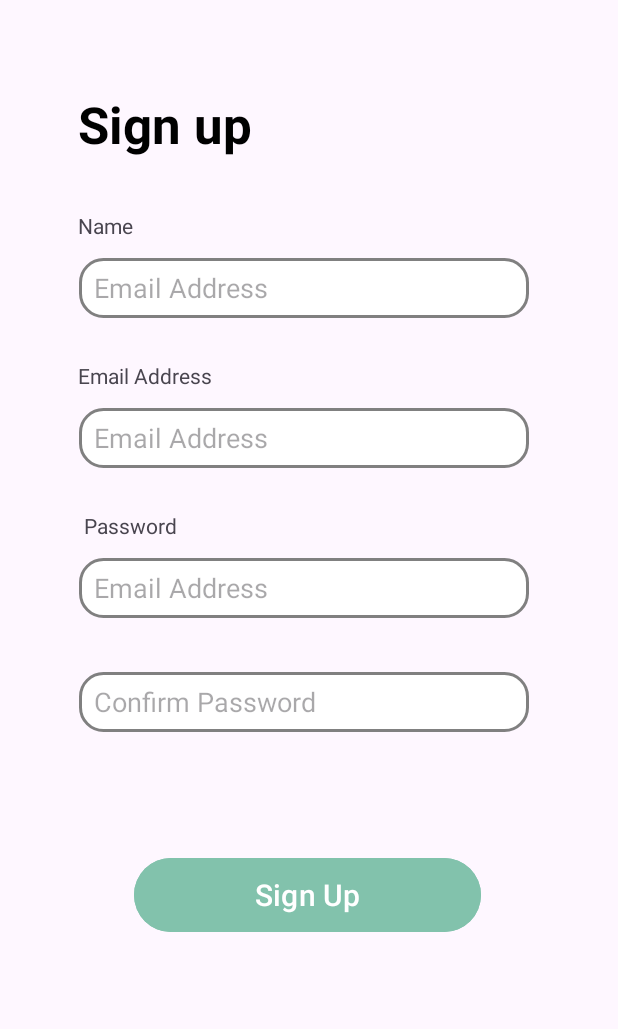
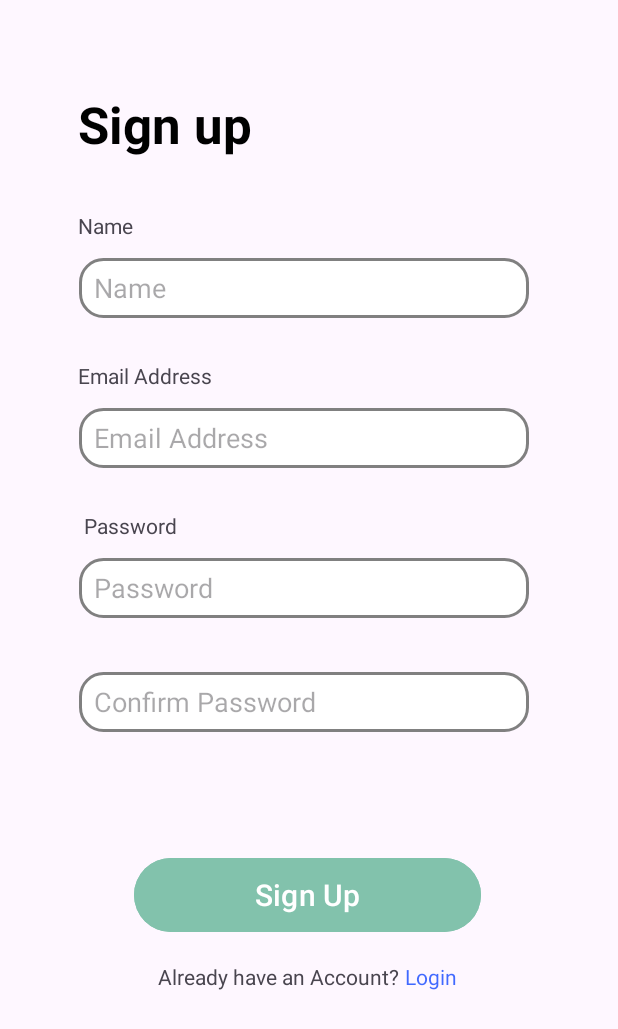
Before and after one commit to QuirosLuigi/FlushCurrentDev, an Android app: the RegisterActivity screen opened directly, with no data from a screen before it, on a phone screen of 412 x 824 dp. Shown: the top 1029 px of the screen. Run offline under Robolectric (Android 15) with nearby library versions, the phone set to English and light mode, and no system bars; our stand-ins replace Firebase (no records; nobody signed in at launch, a user with empty details on screens opened directly).

Commit message:
Login and Register Backend Finished

```diff
--- a/app/src/main/java/com/quiros/flush/RegisterActivity.kt
+++ b/app/src/main/java/com/quiros/flush/RegisterActivity.kt
@@ -1,11 +1,75 @@
 package com.quiros.flush
 
+import android.content.ContentValues.TAG
+import android.content.Intent
 import androidx.appcompat.app.AppCompatActivity
 import android.os.Bundle
+import android.util.Log
+import android.widget.Button
+import android.widget.EditText
+import android.widget.TextView
+import android.widget.Toast
+import com.google.firebase.auth.FirebaseAuth
+import com.google.firebase.auth.ktx.auth
+import com.google.firebase.ktx.Firebase
 
 class RegisterActivity : AppCompatActivity() {
+
+
+    private lateinit var emailEditText: EditText
+    private lateinit var passwordEditText: EditText
+    private lateinit var cpasswordEditText: EditText
+    private lateinit var signupButton: Button
+    private lateinit var auth: FirebaseAuth
+    private lateinit var loginbutton : TextView
     override fun onCreate(savedInstanceState: Bundle?) {
         super.onCreate(savedInstanceState)
         setContentView(R.layout.activity_register)
+        auth = Firebase.auth
+        emailEditText = findViewById(R.id.EmailET)
+        passwordEditText = findViewById(R.id.PasswordET)
+        cpasswordEditText = findViewById(R.id.CPasswordET)
+        signupButton = findViewById(R.id.signup_btn)
+        loginbutton = findViewById(R.id.Login2TV)
+
+        signupButton.setOnClickListener {
+            Log.i("meow","tanginamu")
+            Log.i("meow", passwordEditText.text.toString())
+            Log.i("meow", cpasswordEditText.text.toString())
+            if(passwordEditText.text.toString() == cpasswordEditText.text.toString()){
+                auth.createUserWithEmailAndPassword(emailEditText.text.toString(),passwordEditText.text.toString())
+                    .addOnCompleteListener(this) { task ->
+                        if (task.isSuccessful) {
+                            // Sign in success, update UI with the signed-in user's information
+                            Log.d(TAG, "createUserWithEmail:success")
+                            val intent = Intent(this, LoginActivity::class.java)
+                            startActivity(intent)
+                            finish() // Close the LoginActivity
+                        } else {
+                            // If sign in fails, display a message to the user.
+                            Log.w(TAG, "createUserWithEmail:failure", task.exception)
+                            Toast.makeText(
+                                baseContext,
+                                "Authentication failed.",
+                                Toast.LENGTH_SHORT,
+                            ).show()
+                        }
+                    }
+            }
+            else
+                Toast.makeText(
+                    baseContext,
+                    "Password and Confirm Password Doesn't Match",
+                    Toast.LENGTH_SHORT,
+                ).show()
+        }
+        loginbutton.setOnClickListener {
+            val intent = Intent(this, LoginActivity::class.java)
+            startActivity(intent)
+            finish() // Close the LoginActivity
+        }
+
+
+
     }
 }
--- a/app/src/main/res/layout/activity_register.xml
+++ b/app/src/main/res/layout/activity_register.xml
@@ -39,8 +39,8 @@
         android:layout_marginTop="60dp"
         android:background="@drawable/textboxrectange"
         android:ems="10"
-        android:hint="Email Address"
-        android:inputType="textEmailAddress"
+        android:hint="Password"
+        android:inputType="textPassword"
         android:paddingStart="10dp"
         app:layout_constraintEnd_toEndOf="parent"
         app:layout_constraintHorizontal_bias="0.468"
@@ -56,7 +56,7 @@
         android:background="@drawable/textboxrectange"
         android:ems="10"
         android:hint="Confirm Password"
-        android:inputType="textEmailAddress"
+        android:inputType="textPassword"
         android:paddingStart="10dp"
         app:layout_constraintEnd_toEndOf="parent"
         app:layout_constraintHorizontal_bias="0.468"
@@ -89,7 +89,7 @@
         app:layout_constraintTop_toTopOf="parent" />
 
     <Button
-        android:id="@+id/login_btn"
+        android:id="@+id/signup_btn"
         android:layout_width="231dp"
         android:layout_height="57dp"
         android:layout_marginTop="80dp"
@@ -109,8 +109,8 @@
         android:layout_marginTop="172dp"
         android:background="@drawable/textboxrectange"
         android:ems="10"
-        android:hint="Email Address"
-        android:inputType="textEmailAddress"
+        android:hint="Name"
+        android:inputType="textPersonName"
         android:paddingStart="10dp"
         app:layout_constraintEnd_toEndOf="parent"
         app:layout_constraintHorizontal_bias="0.468"
@@ -119,7 +119,7 @@
         tools:ignore="RtlSymmetry" />
 
     <TextView
-        android:id="@+id/textView6"
+        android:id="@+id/PasswordTV"
         android:layout_width="wrap_content"
         android:layout_height="wrap_content"
         android:layout_marginStart="56dp"
@@ -128,4 +128,27 @@
         app:layout_constraintBottom_toTopOf="@+id/PasswordET"
         app:layout_constraintStart_toStartOf="parent" />
 
+    <TextView
+        android:id="@+id/LoginTV"
+        android:layout_width="wrap_content"
+        android:layout_height="wrap_content"
+        android:layout_marginTop="16dp"
+        android:text="Already have an Account?"
+        app:layout_constraintEnd_toEndOf="parent"
+        app:layout_constraintHorizontal_bias="0.42"
+        app:layout_constraintStart_toStartOf="parent"
+        app:layout_constraintTop_toBottomOf="@+id/signup_btn" />
+
+    <TextView
+        android:id="@+id/Login2TV"
+        android:layout_width="wrap_content"
+        android:layout_height="wrap_content"
+        android:layout_marginStart="4dp"
+        android:layout_marginTop="16dp"
+        android:text="Login"
+        android:textColor="#BF0039FF"
+        app:layout_constraintStart_toEndOf="@+id/LoginTV"
+        app:layout_constraintTop_toBottomOf="@+id/signup_btn" />
+
+
 </androidx.constraintlayout.widget.ConstraintLayout>
--- a/build.gradle
+++ b/build.gradle
@@ -1,4 +1,8 @@
-// Top-level build file where you can add configuration options common to all sub-projects/modules.
+buildscript {
+    dependencies {
+        classpath 'com.google.gms:google-services:4.4.0'
+    }
+}// Top-level build file where you can add configuration options common to all sub-projects/modules.
 plugins {
     id 'com.android.application' version '8.1.1' apply false
     id 'com.android.library' version '8.1.1' apply false
```
Also changed, not shown: app/build.gradle (+8 -3 lines), app/src/main/java/com/quiros/flush/LoginActivity.kt (+48 -20 lines), app/src/main/res/layout/activity_login.xml (+14 -13 lines), 1 other file.
